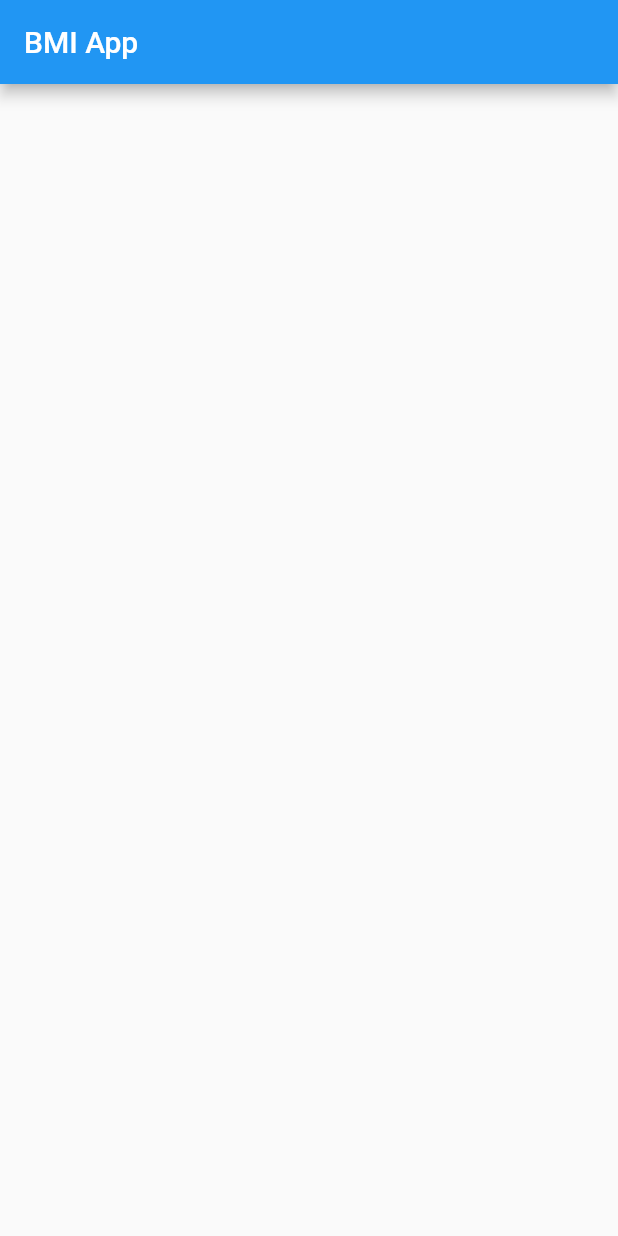
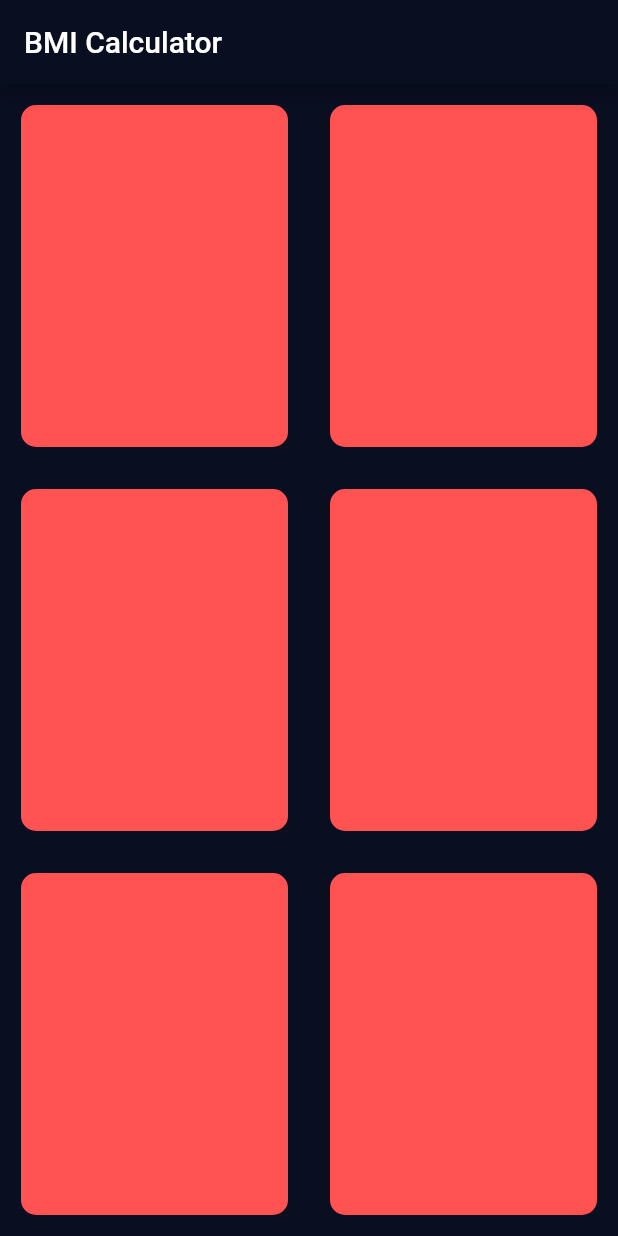
Before and after one commit to gian-pc/flutter_bmi, a Flutter app: the screen it shows after launch, on a phone screen of 412 x 824 dp. Run offline on Flutter 3.47's test engine with Material 2 defaults, Android fonts, the phone set to English and light mode, and no system bars.

Commit message:
Theme y Containers

```diff
--- a/lib/main.dart
+++ b/lib/main.dart
@@ -1,27 +1,104 @@
-
 import 'package:flutter/material.dart';
 
-void main(){
+void main() {
   runApp(MyApp());
 }
 
 class MyApp extends StatelessWidget {
-
   @override
   Widget build(BuildContext context) {
     return MaterialApp(
+      title: "BMI App",
+      theme: ThemeData.dark().copyWith(
+          scaffoldBackgroundColor: Color(0xff0a0e21),
+          primaryColor: Color(0xff0a0e21)),
       home: InputPage(),
     );
   }
 }
 
 class InputPage extends StatelessWidget {
-
   @override
   Widget build(BuildContext context) {
     return Scaffold(
       appBar: AppBar(
-        title: Text("BMI App"),
+        title: Text("BMI Calculator"),
+      ),
+      body: Column(
+        children: [
+          Expanded(
+            child: Row(
+              children: [
+                Expanded(
+                  child: Container(
+                    margin: EdgeInsets.all(14.0),
+                    decoration: BoxDecoration(
+                      color: Colors.redAccent,
+                      borderRadius: BorderRadius.circular(10.0),
+                    ),
+                  ),
+                ),
+                Expanded(
+                  child: Container(
+                    margin: EdgeInsets.all(14.0),
+                    decoration: BoxDecoration(
+                      color: Colors.redAccent,
+                      borderRadius: BorderRadius.circular(10.0),
+                    ),
+                  ),
+                ),
+              ],
+            ),
+          ),
+          Expanded(
+            child: Row(
+              children: [
+                Expanded(
+                  child: Container(
+                    margin: EdgeInsets.all(14.0),
+                    decoration: BoxDecoration(
+                      color: Colors.redAccent,
+                      borderRadius: BorderRadius.circular(10.0),
+                    ),
+                  ),
+                ),
+                Expanded(
+                  child: Container(
+                    margin: EdgeInsets.all(14.0),
+                    decoration: BoxDecoration(
+                      color: Colors.redAccent,
+                      borderRadius: BorderRadius.circular(10.0),
+                    ),
+                  ),
+                ),
+              ],
+            ),
+          ),
+          Expanded(
+            child: Row(
+              children: [
+                Expanded(
+                  child: Container(
+                    margin: EdgeInsets.all(14.0),
+                    decoration: BoxDecoration(
+                      color: Colors.redAccent,
+                      borderRadius: BorderRadius.circular(10.0),
+                    ),
+                  ),
+                ),
+                Expanded(
+                  child: Container(
+                    margin: EdgeInsets.all(14.0),
+                    decoration: BoxDecoration(
+                      color: Colors.redAccent,
+                      borderRadius: BorderRadius.circular(10.0),
+                    ),
+                  ),
+                ),
+              ],
+            ),
+          )
+        ],
       ),
     );
   }
```
